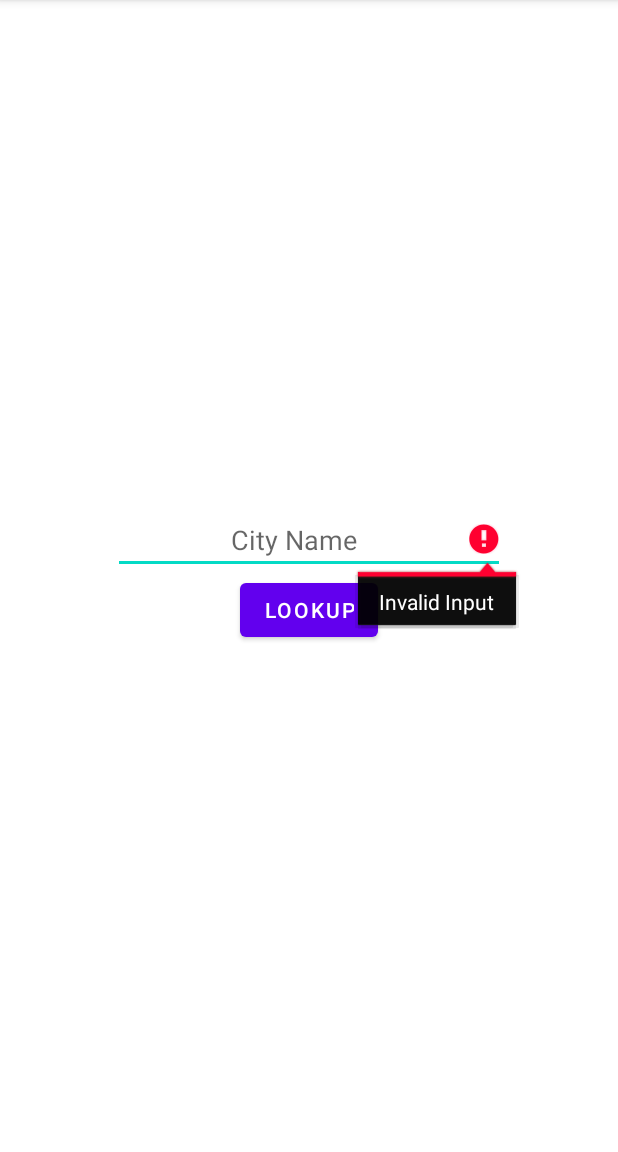
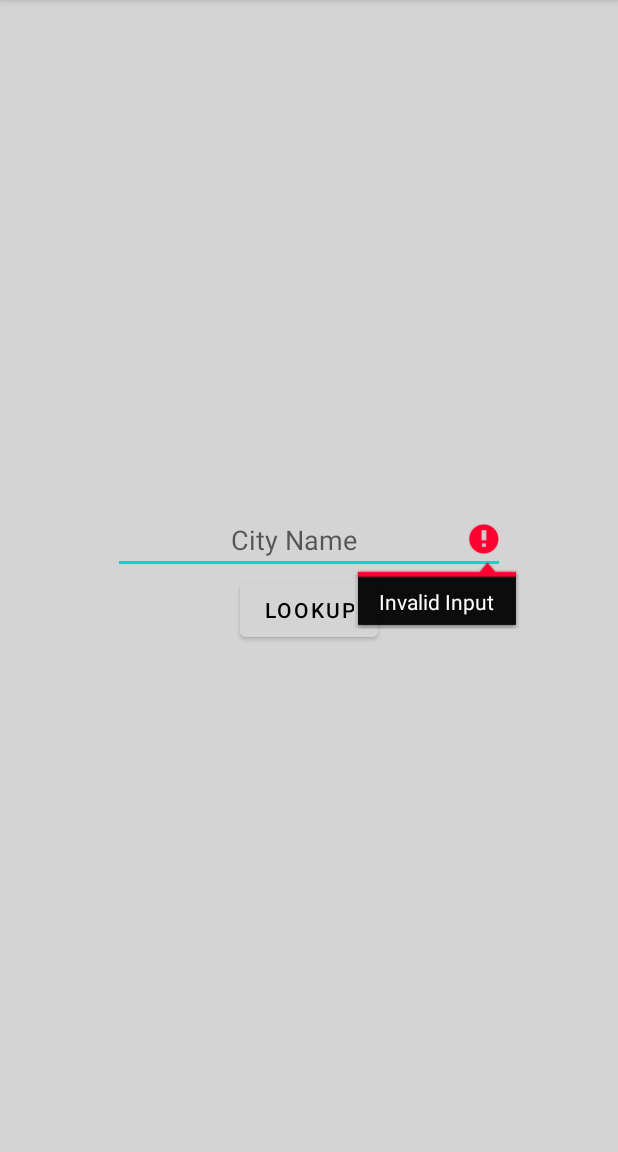
Before and after one commit to jfb8185/Weather_Challenge, an Android app: the screen it shows after launch (MainActivity), after a tap on "LOOKUP", on a phone screen of 412 x 824 dp, the part 84-1236 px from its top. Run offline under Robolectric (Android 15) with nearby library versions, the phone set to English and light mode, and no system bars; our stand-ins replace Dagger/Hilt's generated code.

Commit message:
Changed color scheme

```diff
--- a/app/src/main/res/layout/fragment_details.xml
+++ b/app/src/main/res/layout/fragment_details.xml
@@ -3,7 +3,8 @@
     xmlns:app="http://schemas.android.com/apk/res-auto"
     xmlns:tools="http://schemas.android.com/tools"
     android:layout_width="match_parent"
-    android:layout_height="match_parent">
+    android:layout_height="match_parent"
+    android:background="@color/grey">
 
     <TextView
         android:id="@+id/weatherTemp"
--- a/app/src/main/res/layout/fragment_results.xml
+++ b/app/src/main/res/layout/fragment_results.xml
@@ -4,7 +4,8 @@
     xmlns:tools="http://schemas.android.com/tools"
     android:layout_width="match_parent"
     android:layout_height="match_parent"
-    xmlns:app="http://schemas.android.com/apk/res-auto">
+    xmlns:app="http://schemas.android.com/apk/res-auto"
+    android:background="@color/grey">
 
     <androidx.recyclerview.widget.RecyclerView
         android:id="@+id/resultRv"
--- a/app/src/main/res/layout/fragment_search.xml
+++ b/app/src/main/res/layout/fragment_search.xml
@@ -3,7 +3,8 @@
     xmlns:android="http://schemas.android.com/apk/res/android"
     android:layout_width="match_parent"
     android:layout_height="match_parent"
-    xmlns:app="http://schemas.android.com/apk/res-auto">
+    xmlns:app="http://schemas.android.com/apk/res-auto"
+    android:background="@color/grey">
 
     <EditText
         android:id="@+id/cityET"
@@ -30,7 +31,9 @@
         app:layout_constraintStart_toStartOf="parent"
         app:layout_constraintEnd_toEndOf="parent"
         app:layout_constraintBottom_toBottomOf="parent"
-        android:text="@string/lookup_btn_text"/>
+        android:text="@string/lookup_btn_text"
+        android:backgroundTint="@color/grey"
+        android:textColor="@color/black"/>
 
     <ProgressBar
         android:id="@+id/progress_bar"
--- a/app/src/main/res/layout/item_result.xml
+++ b/app/src/main/res/layout/item_result.xml
@@ -4,7 +4,8 @@
     xmlns:tools="http://schemas.android.com/tools"
     android:layout_width="match_parent"
     android:layout_height="wrap_content"
-    xmlns:app="http://schemas.android.com/apk/res-auto">
+    xmlns:app="http://schemas.android.com/apk/res-auto"
+    android:background="@color/grey">
 
     <com.google.android.material.textview.MaterialTextView
         android:id="@+id/mainTv"
--- a/app/src/main/res/values/colors.xml
+++ b/app/src/main/res/values/colors.xml
@@ -7,4 +7,5 @@
     <color name="teal_700">#FF018786</color>
     <color name="black">#FF000000</color>
     <color name="white">#FFFFFFFF</color>
+    <color name="grey">#D4D4D4</color>
 </resources>
```
